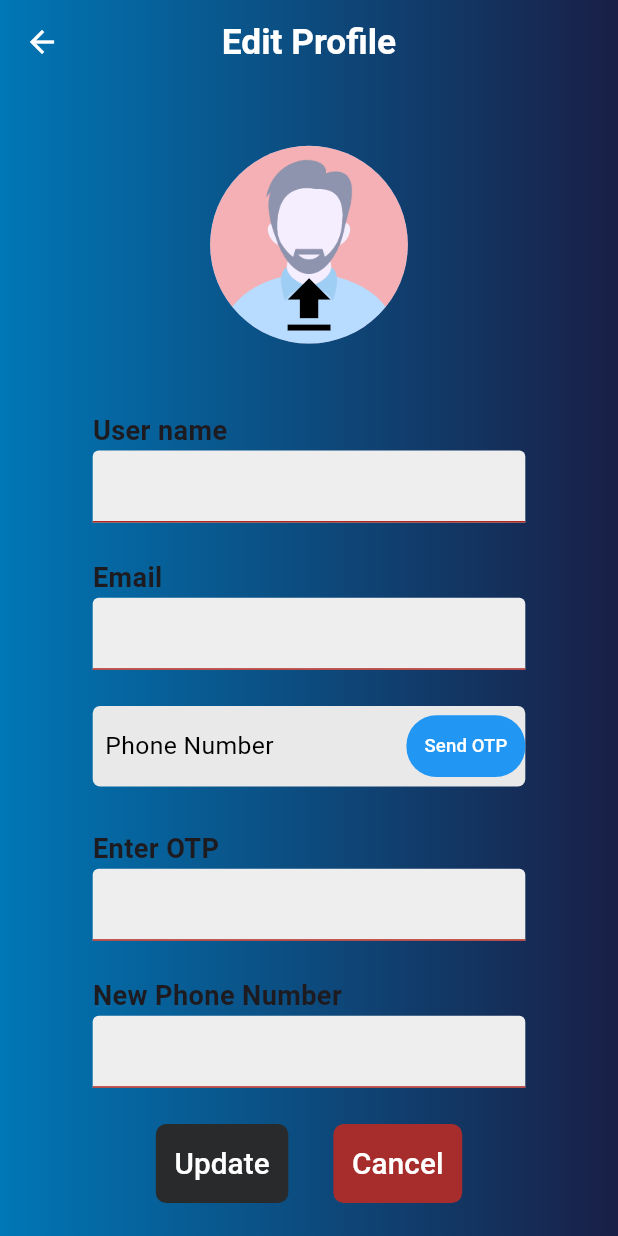
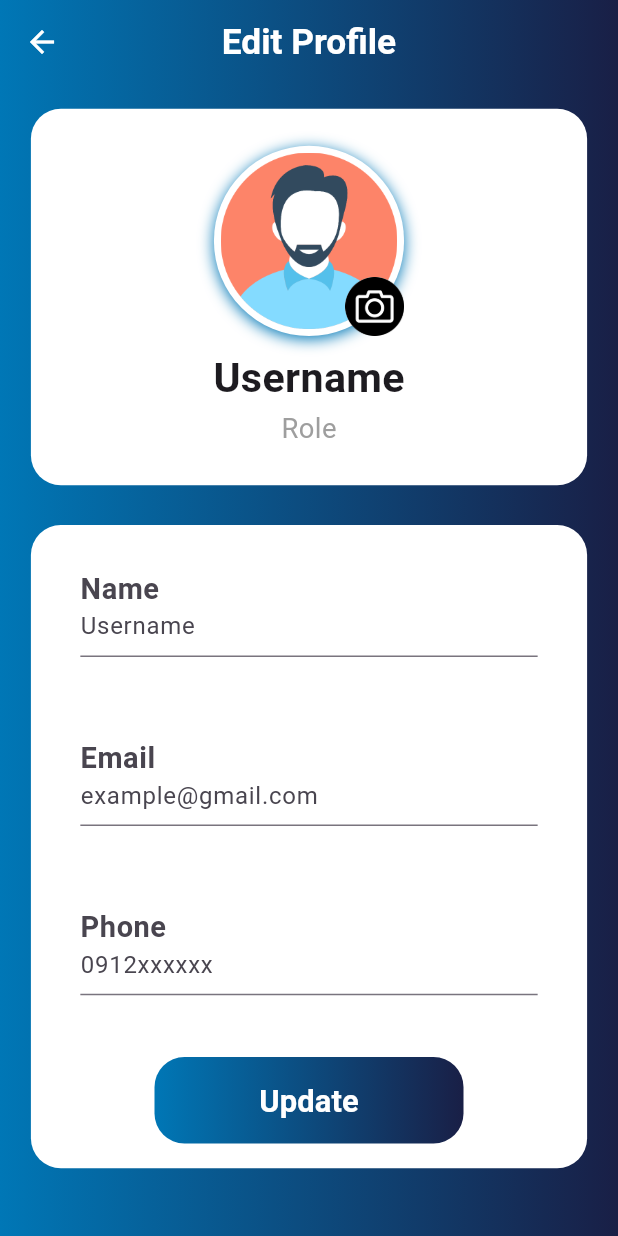
Before and after one commit to Labbi-capstone/labbi_frontend, a Flutter app: the EditUserProfilePage screen opened by its route, on a phone screen of 412 x 824 dp. Run offline on Flutter 3.47's test engine with Material 3 defaults, Android fonts, the phone set to English and light mode, and no system bars; our stand-ins replace fl_chart, flutter_dotenv, flutter_riverpod, flutter_switch, font_awesome_flutter, google_fonts and 5 more; accounts and stored records are empty.

Commit message:
rebase main onto kiet/fix-edit-profile

```diff
--- a/lib/app/models/menu_item_model.dart
+++ b/lib/app/models/menu_item_model.dart
@@ -15,11 +15,11 @@ class MenuItemModel {
 }
 
 final List<MenuItemModel> userMenuItems = [
-  MenuItemModel(
-    icon: Icons.home_outlined,
-    label: 'Dashboard',
-    route: const DashboardPage(),
-  ),
+  // MenuItemModel(
+  //   icon: Icons.home_outlined,
+  //   label: 'Dashboard',
+  //   route: const DashboardPage(),
+  // ),
   MenuItemModel(
     icon: Icons.notifications_active_outlined,
     label: 'Notification',
@@ -33,11 +33,11 @@ final List<MenuItemModel> userMenuItems = [
 ];
 
 final List<MenuItemModel> adminMenuItems = [
-  MenuItemModel(
-    icon: Icons.home_outlined,
-    label: 'Dashboard',
-    route: const DashboardPage(),
-  ),
+  // MenuItemModel(
+  //   icon: Icons.home_outlined,
+  //   label: 'Dashboard',
+  //   route: const DashboardPage(),
+  // ),
   MenuItemModel(
     icon: Icons.dashboard_outlined,
     label: 'Control Panel',
@@ -56,11 +56,11 @@ final List<MenuItemModel> adminMenuItems = [
 ];
 
 final List<MenuItemModel> developerMenuItems = [
-  MenuItemModel(
-    icon: Icons.home_outlined,
-    label: 'Dashboard',
-    route: const DashboardPage(),
-  ),
+  // MenuItemModel(
+  //   icon: Icons.home_outlined,
+  //   label: 'Dashboard',
+  //   route: const DashboardPage(),
+  // ),
   MenuItemModel(
     icon: Icons.dashboard_outlined,
     label: 'Control Panel',
@@ -79,11 +79,11 @@ final List<MenuItemModel> developerMenuItems = [
 ];
 
 final List<MenuItemModel> orgAdminMenuItems = [
-  MenuItemModel(
-    icon: Icons.home_outlined,
-    label: 'Dashboard',
-    route: const DashboardPage(),
-  ),
+  // MenuItemModel(
+  //   icon: Icons.home_outlined,
+  //   label: 'Dashboard',
+  //   route: const DashboardPage(),
+  // ),
   MenuItemModel(
     icon: Icons.notifications_active_outlined,
     label: 'Notification',
--- a/lib/app/screens/dashboard_page/dashboard_page.dart
+++ b/lib/app/screens/dashboard_page/dashboard_page.dart
@@ -1,81 +1,81 @@
-import 'package:flutter/material.dart';
-import 'package:flutter_riverpod/flutter_riverpod.dart';
-import 'package:labbi_frontend/app/Theme/app_colors.dart';
-import 'package:labbi_frontend/app/components/buttons/menu_button.dart';
-import 'package:labbi_frontend/app/screens/dashboard_page/dashboard_items.dart';
-import 'package:labbi_frontend/app/screens/menu/menu_task_bar.dart';
-import 'package:labbi_frontend/app/state/dashboard_state.dart';
-import 'package:labbi_frontend/app/utils/user_info_helper.dart';
+// import 'package:flutter/material.dart';
+// import 'package:flutter_riverpod/flutter_riverpod.dart';
+// import 'package:labbi_frontend/app/Theme/app_colors.dart';
+// import 'package:labbi_frontend/app/components/buttons/menu_button.dart';
+// import 'package:labbi_frontend/app/screens/dashboard_page/dashboard_items.dart';
+// import 'package:labbi_frontend/app/screens/menu/menu_task_bar.dart';
+// import 'package:labbi_frontend/app/state/dashboard_state.dart';
+// import 'package:labbi_frontend/app/utils/user_info_helper.dart';
 
-// Provider to load user information
-final userInfoProvider = FutureProvider<Map<String, String>>((ref) async {
-  return await UserInfoHelper.loadUserInfo();
-});
+// // Provider to load user information
+// final userInfoProvider = FutureProvider<Map<String, String>>((ref) async {
+//   return await UserInfoHelper.loadUserInfo();
+// });
 
-class DashboardPage extends ConsumerWidget {
-  const DashboardPage({super.key});
+// class DashboardPage extends ConsumerWidget {
+//   const DashboardPage({super.key});
 
-  @override
-  Widget build(BuildContext context, WidgetRef ref) {
-    final userInfoAsyncValue = ref.watch(userInfoProvider);
+//   @override
+//   Widget build(BuildContext context, WidgetRef ref) {
+//     final userInfoAsyncValue = ref.watch(userInfoProvider);
 
-    return Scaffold(
-      appBar: AppBar(
-        flexibleSpace: Container(
-          decoration: const BoxDecoration(
-            gradient: LinearGradient(
-              colors: [
-                AppColors.primary,
-                AppColors.secondary,
-              ],
-              begin: FractionalOffset(0.0, 0.0),
-              end: FractionalOffset(1.0, 0.0),
-              stops: [0.0, 1.0],
-              tileMode: TileMode.clamp,
-            ),
-          ),
-        ),
-        leading: Builder(
-          builder: (BuildContext context) {
-            return const MenuButton();
-          },
-        ),
-        title: userInfoAsyncValue.when(
-          data: (userInfo) => Text('Dashboard, Welcome ${userInfo['userName']}',
-              style: const TextStyle(color: Colors.white)),
-          loading: () =>
-              const Text('Loading...', style: TextStyle(color: Colors.white)),
-          error: (error, stack) =>
-              const Text('Error', style: TextStyle(color: Colors.white)),
-        ),
-        centerTitle: true,
-      ),
-      drawer: const MenuTaskbar(),
-      body: Container(
-        decoration: const BoxDecoration(
-          gradient: LinearGradient(
-            colors: [
-              AppColors.primary,
-              AppColors.secondary,
-            ],
-            begin: FractionalOffset(0.0, 0.0),
-            end: FractionalOffset(1.0, 0.0),
-            stops: [0.0, 1.0],
-            tileMode: TileMode.clamp,
-          ),
-        ),
-        child: ListView.builder(
-          itemCount: initialDashboards.length,
-          itemBuilder: (context, index) {
-            final dashboard = initialDashboards[index];
-            return DashboardItem(
-              title: dashboard.name,
-              // lineChartData: dashboard.lineChartData,
-              // pieChartData: dashboard.pieChartData,
-            );
-          },
-        ),
-      ),
-    );
-  }
-}
+//     return Scaffold(
+//       appBar: AppBar(
+//         flexibleSpace: Container(
+//           decoration: const BoxDecoration(
+//             gradient: LinearGradient(
+//               colors: [
+//                 AppColors.primary,
+//                 AppColors.secondary,
+//               ],
+//               begin: FractionalOffset(0.0, 0.0),
+//               end: FractionalOffset(1.0, 0.0),
+//               stops: [0.0, 1.0],
+//               tileMode: TileMode.clamp,
+//             ),
+//           ),
+//         ),
+//         leading: Builder(
+//           builder: (BuildContext context) {
+//             return const MenuButton();
+//           },
+//         ),
+//         title: userInfoAsyncValue.when(
+//           data: (userInfo) => Text('Dashboard, Welcome ${userInfo['userName']}',
+//               style: const TextStyle(color: Colors.white)),
+//           loading: () =>
+//               const Text('Loading...', style: TextStyle(color: Colors.white)),
+//           error: (error, stack) =>
+//               const Text('Error', style: TextStyle(color: Colors.white)),
+//         ),
+//         centerTitle: true,
+//       ),
+//       drawer: const MenuTaskbar(),
+//       body: Container(
+//         decoration: const BoxDecoration(
+//           gradient: LinearGradient(
+//             colors: [
+//               AppColors.primary,
+//               AppColors.secondary,
+//             ],
+//             begin: FractionalOffset(0.0, 0.0),
+//             end: FractionalOffset(1.0, 0.0),
+//             stops: [0.0, 1.0],
+//             tileMode: TileMode.clamp,
+//           ),
+//         ),
+//         child: ListView.builder(
+//           itemCount: initialDashboards.length,
+//           itemBuilder: (context, index) {
+//             final dashboard = initialDashboards[index];
+//             return DashboardItem(
+//               title: dashboard.name,
+//               // lineChartData: dashboard.lineChartData,
+//               // pieChartData: dashboard.pieChartData,
+//             );
+//           },
+//         ),
+//       ),
+//     );
+//   }
+// }
--- a/lib/app/screens/user_profile/user_edit/edit_user_profile_page.dart
+++ b/lib/app/screens/user_profile/user_edit/edit_user_profile_page.dart
@@ -17,7 +17,7 @@ class _EditUserProfilePageState extends State<EditUserProfilePage> {
     dynamic screenWidth = MediaQuery.of(context).size.width;
 
     return Scaffold(
-      resizeToAvoidBottomInset: false,
+      resizeToAvoidBottomInset: true,
       appBar: AppBar(
         elevation: 0,
         flexibleSpace: Container(
--- a/lib/app/screens/user_profile/user_edit/update_profile.dart
+++ b/lib/app/screens/user_profile/user_edit/update_profile.dart
@@ -1,9 +1,9 @@
+import 'dart:io';
 import 'package:flutter/material.dart';
-import 'package:labbi_frontend/app/components/text_fields/textfield.dart';
-import 'package:labbi_frontend/app/components/buttons/edit_buttons.dart';
+import 'package:labbi_frontend/app/Theme/app_colors.dart';
+import 'package:image_picker/image_picker.dart';
 
 class UpdateProfile extends StatefulWidget {
-
   const UpdateProfile({
     super.key,
   });
@@ -14,7 +14,9 @@ class UpdateProfile extends StatefulWidget {
 }
 
 class _UpdateProfileState extends State<UpdateProfile> {
-  final String pathImage = 'assets/images/man.png';
+  final String imagePath = "assets/images/man.png";
+  XFile? _image;
+  final ImagePicker picker = ImagePicker();
 
   @override
   Widget build(BuildContext context) {
@@ -22,136 +24,212 @@ class _UpdateProfileState extends State<UpdateProfile> {
     dynamic screenWidth = MediaQuery.of(context).size.width;
 
     return Column(
+      mainAxisAlignment: MainAxisAlignment.start,
+      crossAxisAlignment: CrossAxisAlignment.center,
       mainAxisSize: MainAxisSize.max,
-      mainAxisAlignment: MainAxisAlignment.start,
+      children: [
+        Padding(
+            padding: EdgeInsets.only(
+                top: 0.02 * screenHeight,
+                bottom: 0.03 * screenHeight,
+                left: 0.05 * screenWidth,
+                right: 0.05 * screenWidth),
+            child: Container(
+              height: null,
+              width: (9 / 10) * screenWidth,
+              decoration: BoxDecoration(
+                  color: Colors.white, borderRadius: BorderRadius.circular(20)),
+              child: Column(
+                mainAxisAlignment: MainAxisAlignment.center,
+                mainAxisSize: MainAxisSize.max,
                 crossAxisAlignment: CrossAxisAlignment.center,
                 children: [
                   Padding(
                     padding: EdgeInsets.only(
-              top: 0.05 * screenHeight, bottom: 0.05 * screenHeight),
-          child: Stack(
-            children: [
-              CircleAvatar(
-                radius: screenHeight * 0.08,
-                child: ClipOval(
-                  child: Opacity(
-                    opacity: 0.5,
-                    child: Image.asset(
-                      pathImage,
-                      fit: BoxFit.cover,
+                        top: 0.03 * screenHeight, bottom: 0.01 * screenHeight),
+                    child: userProfileImage(context, screenHeight, screenWidth),
                   ),
-                  ),
-                ),
-              ),
-
-              // Covering icon button
-              Positioned.fill(
-                child: Align(
-                  alignment: Alignment.bottomCenter,
-                  child: GestureDetector(
-                    onTap: () {
-                      // Handle image update logic
-                    },
-                    child: Icon(
-                      Icons.upload,
-                      size: screenHeight * 0.06,
-                      color: Colors.black,
-                    ),
-                  ),
-                ),
-              ),
-            ],
-          ),
-        ),
-        const MyTextField(
-          title: 'User name',
-          hintText: "",
-          obscureText: false,
-          errorText: '',
-        ),
-        const MyTextField(
-          title: 'Email',
-          hintText: '',
-          obscureText: false,
-          errorText: '',
+                  Text(
+                    "Username",
+                    style: TextStyle(
+                        fontSize: screenHeight / 30,
+                        fontWeight: FontWeight.bold),
                   ),
                   Padding(
                       padding: EdgeInsets.only(
-              left: 0.15 * screenWidth,
-              right: 0.15 * screenWidth,
-              top: 0.005 * screenHeight,
+                          top: 0.002 * screenHeight,
                           bottom: 0.03 * screenHeight),
-          child: Container(
-            width: screenWidth * 0.7,
-            decoration: BoxDecoration(
-              color: const Color.fromARGB(255, 233, 233, 233),
-              borderRadius: BorderRadius.circular(5.0),
-            ),
-
-            // Phone number
-            child: Row(
-              mainAxisAlignment: MainAxisAlignment.start,
-              children: [
-                SizedBox(
-                  child: Padding(
-                    padding: EdgeInsets.symmetric(
-                        vertical: screenHeight * 0.018,
-                        horizontal: screenWidth * 0.02),
                       child: Text(
-                      "Phone Number",
+                        "Role",
                         style: TextStyle(
-                        color: Colors.black,
-                        fontSize: screenHeight * 0.02,
-                      ),
-                    ),
-                  ),
-                ),
-                const Spacer(),
-                SizedBox(
-                  height: screenHeight * 0.05,
-                  child: TextButton(
-                    onPressed: () {
-                      // Handle OTP send action
-                    },
-                    style: TextButton.styleFrom(
-                      foregroundColor: Colors.white,
-                      backgroundColor: Colors.blue,
-                      shape: RoundedRectangleBorder(
-                        borderRadius: BorderRadius.circular(20.0),
-                      ), // Button text color
-                    ),
-                    child: Text(
-                      'Send OTP',
-                      style: TextStyle(
-                        fontSize: screenHeight * 0.015,
-                      ),
-                    ),
-                  ),
-                ),
+                            fontSize: screenHeight / 45, color: Colors.grey),
+                      )),
                 ],
               ),
-          ),
-        ),
-        const MyTextField(
-          title: 'Enter OTP',
-          hintText: '',
-          obscureText: false,
-          errorText: '',
-        ),
-        const MyTextField(
-          title: 'New Phone Number',
-          hintText: '',
-          obscureText: false,
-          errorText: '',
-        ),
+            )),
         Padding(
             padding: EdgeInsets.only(
-              left: 0.15 * screenWidth,
-              right: 0.15 * screenWidth,
-              top: 0.005 * screenHeight),
-          child: const EditButtons(),
+                top: 0.002 * screenHeight,
+                bottom: 0.02 * screenHeight,
+                left: 0.05 * screenWidth,
+                right: 0.05 * screenWidth),
+            child: Container(
+              height: null,
+              width: (9 / 10) * screenWidth,
+              decoration: BoxDecoration(
+                  color: Colors.white, borderRadius: BorderRadius.circular(20)),
+              child: Column(
+                mainAxisAlignment: MainAxisAlignment.start,
+                mainAxisSize: MainAxisSize.max,
+                crossAxisAlignment: CrossAxisAlignment.center,
+                children: [
+                  EditTextField(
+                      label: "Name",
+                      value: "Username",
+                      screenHeight: screenHeight,
+                      screenWidth: screenWidth),
+                  EditTextField(
+                      label: "Email",
+                      value: "example@gmail.com",
+                      screenHeight: screenHeight,
+                      screenWidth: screenWidth),
+                  EditTextField(
+                      label: "Phone",
+                      value: "0912xxxxxx",
+                      screenHeight: screenHeight,
+                      screenWidth: screenWidth),
+                  Padding(
+                    padding: EdgeInsets.only(
+                        left: 0.07 * screenWidth,
+                        right: 0.07 * screenWidth,
+                        top: 0.02 * screenHeight,
+                        bottom: 0.02 * screenHeight),
+                    child: Container(
+                      height: 0.07 * screenHeight,
+                      width: (5 / 10) * screenWidth,
+                      decoration: BoxDecoration(
+                          gradient: const LinearGradient(
+                            colors: [
+                              AppColors.primary,
+                              AppColors.secondary,
+                            ],
+                            begin: FractionalOffset(0.0, 0.0),
+                            end: FractionalOffset(1.0, 0.0),
+                            stops: [0.0, 1.0],
+                            tileMode: TileMode.clamp,
+                          ),
+                          borderRadius: BorderRadius.circular(20)),
+                      child: ElevatedButton(
+                          style: ElevatedButton.styleFrom(
+                            elevation: 0,
+                            backgroundColor: Colors.transparent,
+                          ),
+                          onPressed: () {},
+                          child: Text(
+                            'Update',
+                            style: TextStyle(
+                                fontWeight: FontWeight.bold,
+                                fontSize: 0.025 * screenHeight,
+                                color: Colors.white),
+                          )),
+                    ),
                   )
+                ],
+              ),
+            ))
       ],
     );
   }
+
+  Widget userProfileImage(context, screenHeight, screenWidth) => Container(
+        height: (screenHeight / 13) * 2,
+        width: (screenHeight / 13) * 2,
+        decoration: const BoxDecoration(
+          shape: BoxShape.circle,
+          boxShadow: [
+            BoxShadow(
+                blurRadius: 8,
+                color: AppColors.primary,
+                spreadRadius: 0,
+                offset: Offset(0, 2))
+          ],
+        ),
+        child: Stack(
+          clipBehavior: Clip.none,
+          children: [
+            CircleAvatar(
+              radius: screenHeight / 13,
+              backgroundColor: Colors.white,
+              child: CircleAvatar(
+                radius: screenHeight / 14,
+                backgroundColor: Colors.white,
+                child: (_image != null)
+                    ? Image.file(_image as File)
+                    : Image.asset('assets/images/man.png'),
+              ),
+            ),
+            Container(
+              height: (screenHeight / 13) * 2,
+              width: (screenHeight / 13) * 2,
+              alignment: Alignment.bottomRight,
+              child: InkWell(
+                onTap: () async {
+                  final XFile? pickedImage =
+                      await picker.pickImage(source: ImageSource.gallery);
+                  if (pickedImage != null) {
+                    setState(() {
+                      _image = pickedImage;
+                    });
                   }
+                },
+                child: CircleAvatar(
+                  radius: (1 / 42) * screenHeight,
+                  backgroundColor: Colors.white,
+                  child: const Image(
+                      image: AssetImage('assets/images/camera.png')),
+                ),
+              ),
+            )
+          ],
+        ),
+      );
+}
+
+class EditTextField extends StatelessWidget {
+  final String label;
+  final String value;
+  final double screenHeight;
+  final double screenWidth;
+
+  const EditTextField({
+    super.key,
+    required this.label,
+    required this.value,
+    required this.screenHeight,
+    required this.screenWidth,
+  });
+
+  @override
+  Widget build(BuildContext context) {
+    return Padding(
+      padding: EdgeInsets.only(
+          right: 0.08 * screenWidth,
+          left: 0.08 * screenWidth,
+          top: 0.03 * screenHeight,
+          bottom: 0.03 * screenHeight),
+      child: TextField(
+        decoration: InputDecoration(
+          border: const UnderlineInputBorder(),
+          labelText: label,
+          labelStyle: TextStyle(
+              fontSize: screenHeight / 32, fontWeight: FontWeight.bold),
+          floatingLabelBehavior: FloatingLabelBehavior.always,
+          hintText: value,
+        ),
+        onTapOutside: (_) {
+          FocusManager.instance.primaryFocus?.unfocus();
+        },
+      ),
+    );
+  }
+}
--- a/lib/main.dart
+++ b/lib/main.dart
@@ -56,7 +56,7 @@ class MyApp extends StatelessWidget {
       routes: {
         Routes.login: (context) => const LoginPage(),
         Routes.register: (context) => const RegisterPage(),
-        Routes.dashboard: (context) => const DashboardPage(),
+        // Routes.dashboard: (context) => const DashboardPage(),
         Routes.userProfilePage: (context) => const UserProfilePage(),
         Routes.editUserProfilePage: (context) => const EditUserProfilePage(),
         Routes.notificationPage: (context) => const NotificationPage(),
```
Also changed, not shown: assets/images/camera.png (added). Lines whose indentation alone changed are shown as unchanged.
